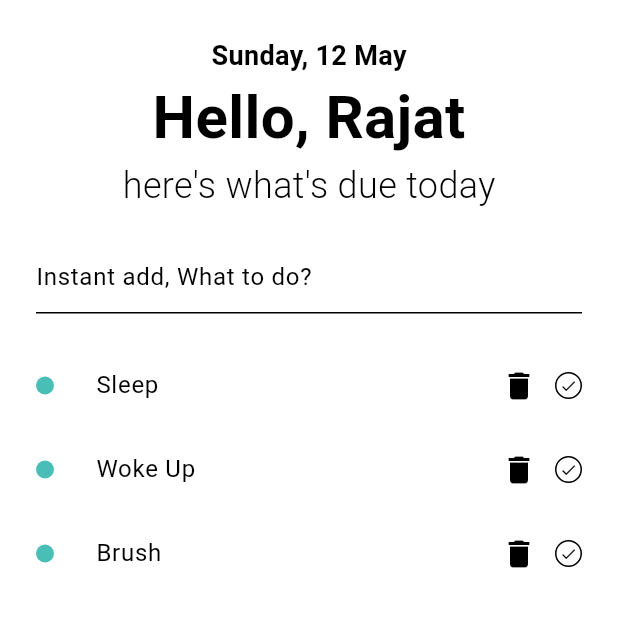
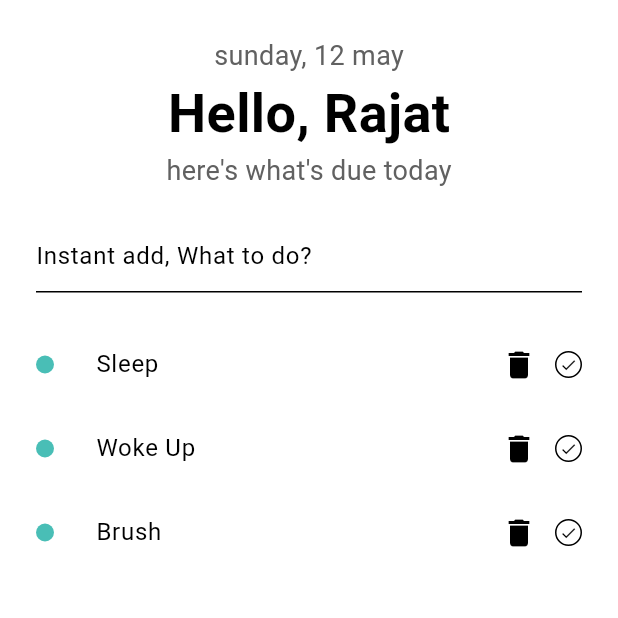
Before and after one commit to rajat-bisht-zzz/todo_app, a Flutter app: the screen it shows after launch, on a phone screen of 412 x 824 dp, the top half of it. Run offline on Flutter 3.47's test engine with Material 3 defaults, Android fonts, the phone set to English and light mode, and no system bars; our stand-ins replace bloc, equatable, flutter_bloc.

Commit message:
Adds multiple headers

```diff
--- a/lib/pages/todo_page/todo_header.dart
+++ b/lib/pages/todo_page/todo_header.dart
@@ -1,5 +1,7 @@
 import 'package:flutter/material.dart';
 import 'package:intl/intl.dart';
+import 'package:todo_app/widgets/primary_heading.dart';
+import 'package:todo_app/widgets/secondary_heading.dart';
 
 class TodoHeader extends StatelessWidget {
   const TodoHeader({super.key});
@@ -12,18 +14,22 @@ class TodoHeader extends StatelessWidget {
     return Column(
       mainAxisAlignment: MainAxisAlignment.spaceBetween,
       children: [
-        Text(
-          formattedDate,
-          style: TextStyle(fontSize: 18, fontWeight: FontWeight.bold),
-        ),
-        Text(
-          'Hello, Rajat',
-          style: TextStyle(fontSize: 40, fontWeight: FontWeight.bold),
-        ),
-        Text(
-          'here\'s what\'s due today',
-          style: TextStyle(fontSize: 24, fontWeight: FontWeight.w300),
-        ),
+        SecondaryHeading(headingText: formattedDate.toLowerCase()),
+        PrimaryHeading(headingText: 'Hello, Rajat'),
+        SecondaryHeading(headingText: 'here\'s what\'s due today')
+
+        // Text(
+        //   formattedDate,
+        //   style: TextStyle(fontSize: 18, fontWeight: FontWeight.bold),
+        // ),
+        // Text(
+        //   '',
+        //   style: TextStyle(fontSize: 40, fontWeight: FontWeight.bold),
+        // ),
+        // Text(
+        //   'here\'s what\'s due today',
+        //   style: TextStyle(fontSize: 24, fontWeight: FontWeight.w300),
+        // ),
         // BlocBuilder<ActiveTodoCountCubit, ActiveTodoCountState>(
         //   builder: (context, state) {
         //     return Text(
--- a/lib/theme/theme.dart
+++ b/lib/theme/theme.dart
@@ -7,6 +7,7 @@ ThemeData lightMode = ThemeData(
     secondary: Colors.grey.shade200,
     tertiary: Colors.white,
   ),
+  textTheme: TextTheme(),
   checkboxTheme: CheckboxThemeData(
       fillColor: MaterialStateColor.resolveWith(
         (states) => states.contains(MaterialState.selected) ? Color(0xFF49BEB6) : Colors.white,
--- a/lib/widgets/primary_heading.dart
+++ b/lib/widgets/primary_heading.dart
@@ -1,10 +1,19 @@
 import 'package:flutter/material.dart';
 
 class PrimaryHeading extends StatelessWidget {
-  const PrimaryHeading({super.key});
+  final String headingText;
+
+  const PrimaryHeading({super.key, required this.headingText});
 
   @override
   Widget build(BuildContext context) {
-    return const Placeholder();
+    return Text(
+      headingText,
+      style: TextStyle(
+        color: Colors.black,
+        fontSize: 36,
+        fontWeight: FontWeight.bold,
+      ),
+    );
   }
 }
--- a/lib/widgets/secondary_heading.dart
+++ b/lib/widgets/secondary_heading.dart
@@ -1,10 +1,18 @@
 import 'package:flutter/material.dart';
 
 class SecondaryHeading extends StatelessWidget {
-  const SecondaryHeading({super.key});
+  final String headingText;
+  const SecondaryHeading({super.key, required this.headingText});
 
   @override
   Widget build(BuildContext context) {
-    return const Placeholder();
+    return Text(
+      headingText,
+      style: TextStyle(
+        color: Colors.grey.shade700,
+        fontWeight: FontWeight.w400,
+        fontSize: 18,
+      ),
+    );
   }
 }
```
